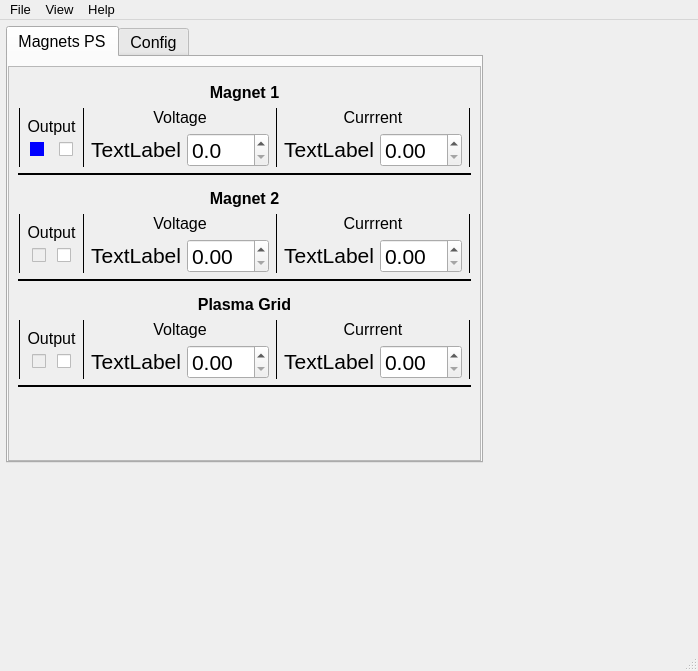
Old version of the form Magnets_UI.ui in the repository salinsalins/TDKLambda.
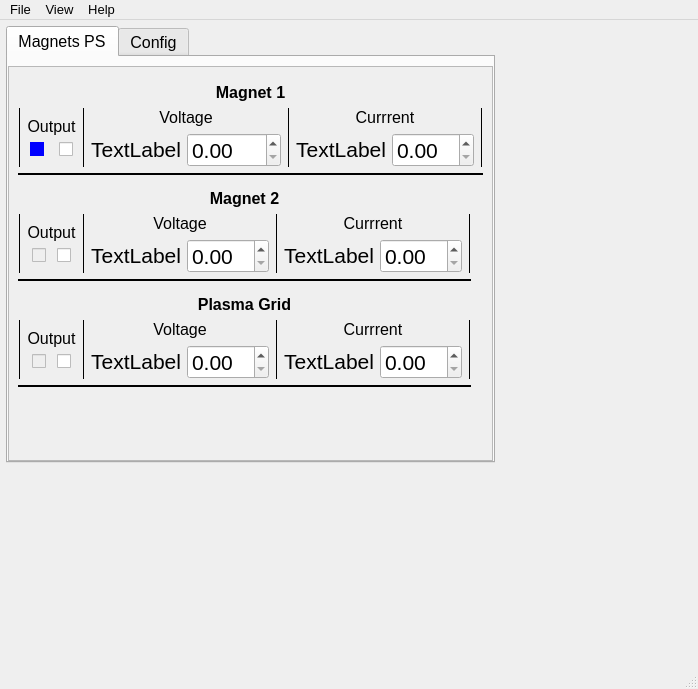
New version of the form. Icons and pictures are not drawn.

Diff of the .ui file:
```diff
--- a/Magnets_UI.ui
+++ b/Magnets_UI.ui
@@ -7,7 +7,7 @@
     <x>0</x>
     <y>0</y>
     <width>698</width>
-    <height>671</height>
+    <height>689</height>
    </rect>
   </property>
   <property name="sizePolicy">
@@ -119,8 +119,8 @@
             <rect>
              <x>0</x>
              <y>0</y>
-             <width>678</width>
-             <height>535</height>
+             <width>695</width>
+             <height>527</height>
             </rect>
            </property>
            <layout class="QVBoxLayout" name="verticalLayout">
@@ -487,7 +487,7 @@
                               <string/>
                              </property>
                              <property name="decimals">
-                              <number>1</number>
+                              <number>2</number>
                              </property>
                              <property name="maximum">
                               <double>100.000000000000000</double>
```
Left out of the diff: 37 changed lines with no effect on the pictures.
